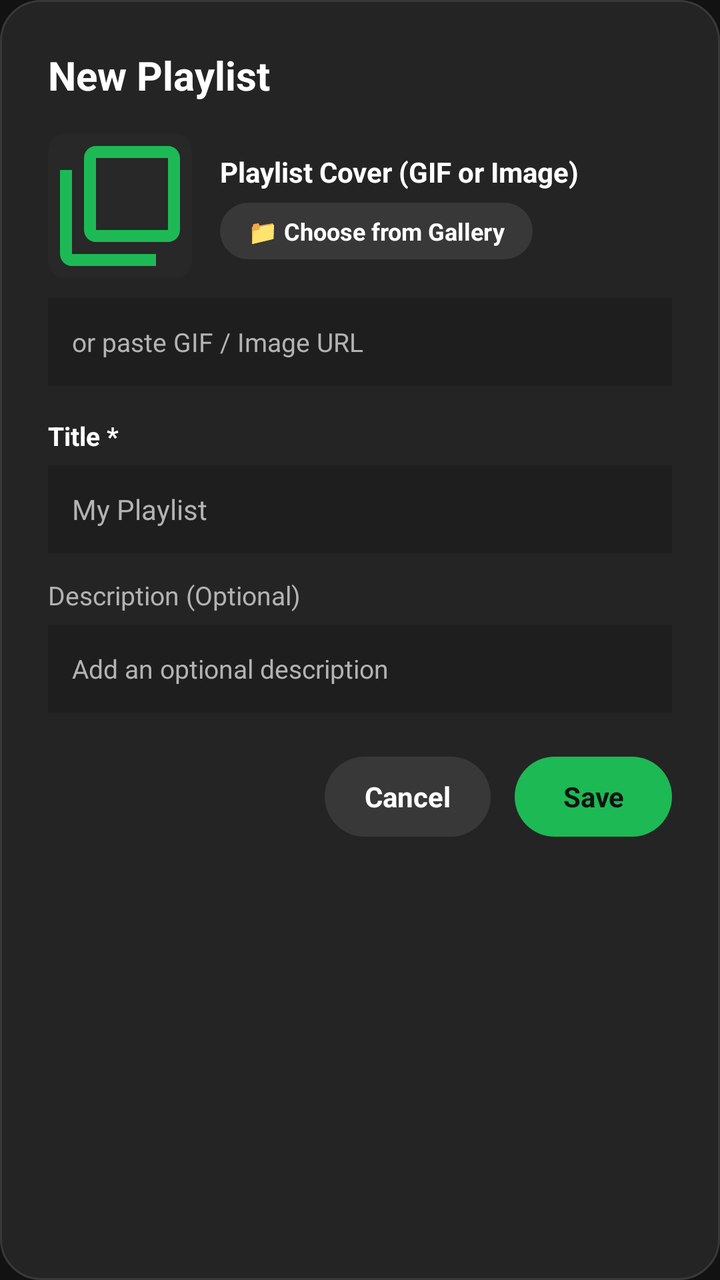
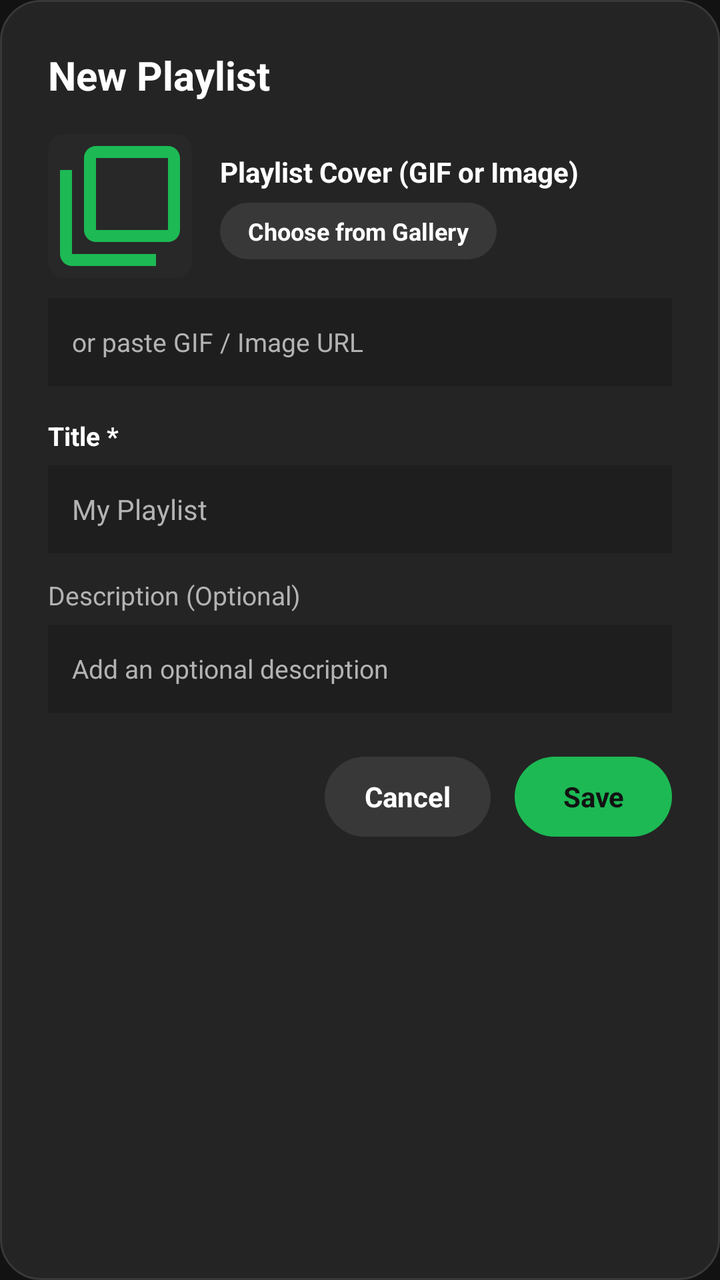

Screens rendered from an Android XML layout before and after an edit, with the pre-edit source and the edit as a unified diff.
<!-- AndroidManifest.xml: application theme Theme.SpotifyClone -->
<!-- res/layout/dialog_custom_playlist_editor.xml -->
<?xml version="1.0" encoding="utf-8"?>
<LinearLayout
    xmlns:android="http://schemas.android.com/apk/res/android"
    xmlns:app="http://schemas.android.com/apk/res-auto"
    xmlns:tools="http://schemas.android.com/tools"
    android:layout_width="match_parent"
    android:layout_height="wrap_content"
    android:orientation="vertical"
    android:background="@drawable/bg_spotify_dialog"
    android:padding="24dp">

    <TextView
        android:id="@+id/text_editor_dialog_title"
        android:layout_width="wrap_content"
        android:layout_height="wrap_content"
        android:text="New Playlist"
        android:textColor="@color/spotify_white"
        android:textSize="20sp"
        android:textStyle="bold" />

    
    <LinearLayout
        android:layout_width="match_parent"
        android:layout_height="wrap_content"
        android:layout_marginTop="16dp"
        android:orientation="horizontal"
        android:gravity="center_vertical">

        <androidx.cardview.widget.CardView
            android:layout_width="72dp"
            android:layout_height="72dp"
            app:cardCornerRadius="8dp"
            app:cardElevation="0dp"
            app:cardBackgroundColor="@color/spotify_card_grey">

            <ImageView
                android:id="@+id/img_editor_cover_preview"
                android:layout_width="match_parent"
                android:layout_height="match_parent"
                android:scaleType="centerCrop"
                android:src="@drawable/ic_library"
                app:tint="@color/spotify_green" />
        </androidx.cardview.widget.CardView>

        <LinearLayout
            android:layout_width="0dp"
            android:layout_height="wrap_content"
            android:layout_weight="1"
            android:layout_marginStart="14dp"
            android:orientation="vertical">

            <TextView
                android:layout_width="wrap_content"
                android:layout_height="wrap_content"
                android:text="Playlist Cover (GIF or Image)"
                android:textColor="@color/spotify_white"
                android:textSize="14sp"
                android:textStyle="bold" />

            <TextView
                android:id="@+id/btn_pick_cover_file"
                android:layout_width="wrap_content"
                android:layout_height="wrap_content"
                android:layout_marginTop="6dp"
                android:background="@drawable/bg_pill_button_cancel"
                android:paddingStart="14dp"
                android:paddingTop="6dp"
                android:paddingEnd="14dp"
                android:paddingBottom="6dp"
                android:text="📁 Choose from Gallery"
                android:textColor="@color/spotify_white"
                android:textSize="12sp"
                android:textStyle="bold" />
        </LinearLayout>
    </LinearLayout>

    
    <EditText
        android:id="@+id/edit_playlist_cover_url"
        android:layout_width="match_parent"
        android:layout_height="44dp"
        android:layout_marginTop="10dp"
        android:background="#1E1E1E"
        android:paddingStart="12dp"
        android:paddingEnd="12dp"
        android:hint="or paste GIF / Image URL"
        android:textColor="@color/spotify_white"
        android:textColorHint="@color/spotify_light_grey"
        android:textSize="13sp"
        android:inputType="textUri"
        android:maxLines="1" />

    
    <TextView
        android:layout_width="wrap_content"
        android:layout_height="wrap_content"
        android:layout_marginTop="16dp"
        android:text="Title *"
        android:textColor="@color/spotify_white"
        android:textSize="13sp"
        android:textStyle="bold" />

    <EditText
        android:id="@+id/edit_playlist_title"
        android:layout_width="match_parent"
        android:layout_height="44dp"
        android:layout_marginTop="6dp"
        android:background="#1E1E1E"
        android:paddingStart="12dp"
        android:paddingEnd="12dp"
        android:hint="My Playlist"
        android:textColor="@color/spotify_white"
        android:textColorHint="@color/spotify_light_grey"
        android:textSize="14sp"
        android:inputType="textCapSentences"
        android:maxLines="1" />

    
    <TextView
        android:layout_width="wrap_content"
        android:layout_height="wrap_content"
        android:layout_marginTop="12dp"
        android:text="Description (Optional)"
        android:textColor="@color/spotify_light_grey"
        android:textSize="13sp" />

    <EditText
        android:id="@+id/edit_playlist_description"
        android:layout_width="match_parent"
        android:layout_height="44dp"
        android:layout_marginTop="6dp"
        android:background="#1E1E1E"
        android:paddingStart="12dp"
        android:paddingEnd="12dp"
        android:hint="Add an optional description"
        android:textColor="@color/spotify_white"
        android:textColorHint="@color/spotify_light_grey"
        android:textSize="13sp"
        android:inputType="textCapSentences"
        android:maxLines="2" />

    
    <LinearLayout
        android:layout_width="match_parent"
        android:layout_height="wrap_content"
        android:layout_marginTop="22dp"
        android:gravity="end"
        android:orientation="horizontal">

        <TextView
            android:id="@+id/btn_cancel_playlist_editor"
            android:layout_width="wrap_content"
            android:layout_height="40dp"
            android:background="@drawable/bg_pill_button_cancel"
            android:gravity="center"
            android:paddingStart="20dp"
            android:paddingEnd="20dp"
            android:text="Cancel"
            android:textColor="@color/spotify_white"
            android:textSize="14sp"
            android:textStyle="bold" />

        <TextView
            android:id="@+id/btn_save_playlist_editor"
            android:layout_width="wrap_content"
            android:layout_height="40dp"
            android:layout_marginStart="12dp"
            android:background="@drawable/bg_pill_button"
            android:gravity="center"
            android:paddingStart="24dp"
            android:paddingEnd="24dp"
            android:text="Save"
            android:textColor="@color/spotify_black"
            android:textSize="14sp"
            android:textStyle="bold" />
    </LinearLayout>

</LinearLayout>
<!-- resources referenced by this layout -->
<resources>
  <color name="spotify_black">#121212</color>
  <color name="spotify_card_grey">#282828</color>
  <color name="spotify_green">#1DB954</color>
  <color name="spotify_light_grey">#B3B3B3</color>
  <color name="spotify_white">#FFFFFF</color>
  <!-- drawable bg_pill_button (drawable) -->
  <?xml version="1.0" encoding="utf-8"?>
  <shape xmlns:android="http://schemas.android.com/apk/res/android"
      android:shape="rectangle">
      <corners android:radius="24dp" />
      <solid android:color="@color/spotify_green" />
  </shape>
  <!-- drawable bg_pill_button_cancel (drawable) -->
  <?xml version="1.0" encoding="utf-8"?>
  <shape xmlns:android="http://schemas.android.com/apk/res/android"
      android:shape="rectangle">
      <corners android:radius="24dp" />
      <solid android:color="#383838" />
  </shape>
  <!-- drawable bg_spotify_dialog (drawable) -->
  <?xml version="1.0" encoding="utf-8"?>
  <shape xmlns:android="http://schemas.android.com/apk/res/android"
      android:shape="rectangle">
      <corners android:radius="20dp" />
      <solid android:color="#242424" />
      <stroke
          android:width="1dp"
          android:color="#383838" />
  </shape>
  <!-- drawable ic_library (drawable) -->
  <vector xmlns:android="http://schemas.android.com/apk/res/android"
      android:width="24dp"
      android:height="24dp"
      android:viewportWidth="24"
      android:viewportHeight="24">
      <path
          android:fillColor="#FFFFFFFF"
          android:pathData="M4,6H2v14c0,1.1 0.9,2 2,2h14v-2H4V6zm16,-4H8c-1.1,0 -2,0.9 -2,2v12c0,1.1 0.9,2 2,2h12c1.1,0 2,-0.9 2,-2V4c0,-1.1 -0.9,-2 -2,-2zm0,14H8V4h12v12z" />
  </vector>
  <style name="Theme.SpotifyClone" parent="Theme.MaterialComponents.DayNight.NoActionBar">
          
          <item name="colorPrimary">@color/spotify_green</item>
          <item name="colorPrimaryVariant">@color/spotify_green_light</item>
          <item name="colorOnPrimary">@color/spotify_white</item>
          
          <item name="colorSecondary">@color/spotify_green</item>
          <item name="colorSecondaryVariant">@color/spotify_green_light</item>
          <item name="colorOnSecondary">@color/spotify_white</item>
          
          <item name="android:statusBarColor">@color/spotify_black</item>
          <item name="android:navigationBarColor">@color/spotify_black</item>
          
          <item name="android:windowBackground">@color/spotify_black</item>
          <item name="colorSurface">@color/spotify_card_grey</item>
          <item name="colorOnSurface">@color/spotify_white</item>
      </style>
  <color name="spotify_green_light">#1ED760</color>
</resources>

<!-- the commit's change to res/layout/dialog_custom_playlist_editor.xml (unified diff, before → after) -->
@@ -67,7 +67,7 @@
                 android:paddingTop="6dp"
                 android:paddingEnd="14dp"
                 android:paddingBottom="6dp"
-                android:text="📁 Choose from Gallery"
+                android:text="Choose from Gallery"
                 android:textColor="@color/spotify_white"
                 android:textSize="12sp"
                 android:textStyle="bold" />
